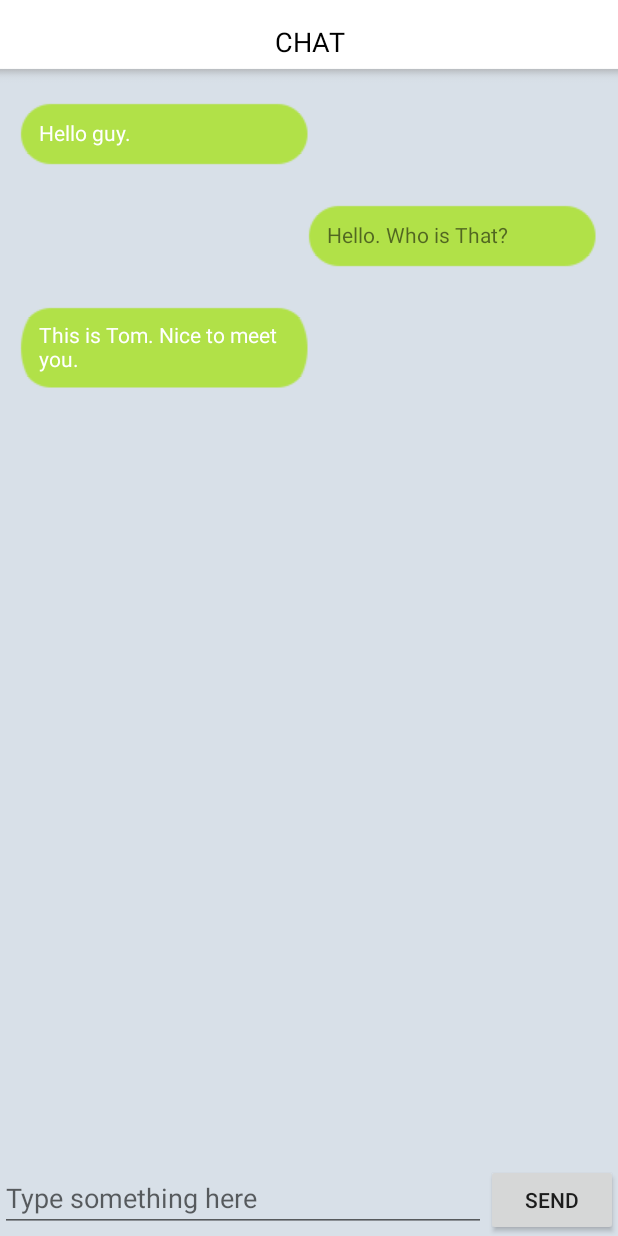
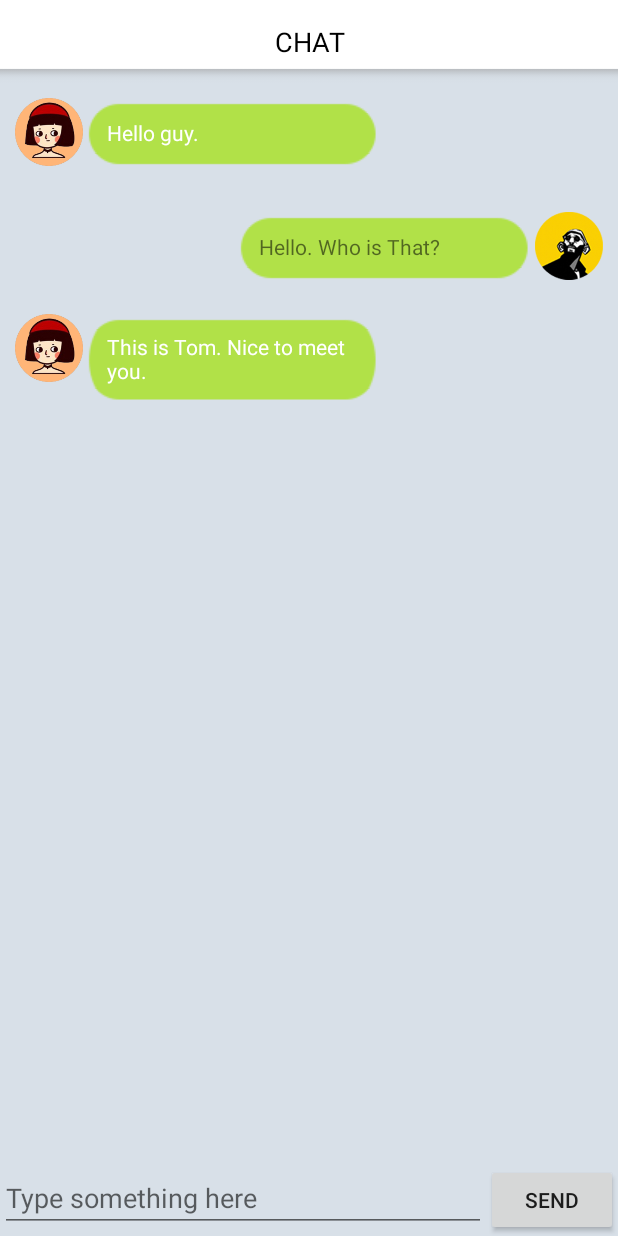
Before and after one commit to BookCrossingTeam/BookCrossingAPP, an Android app: the FriendChatActivity screen opened directly, with no data from a screen before it, on a phone screen of 412 x 824 dp. Run offline under Robolectric (Android 15) with nearby library versions, the light colour scheme and no system bars.

Commit message:
聊天界面添加了两方的头像
但是没有做intent传值，目前的想法是：在点击启动FriendChatActivity时候，intent传递选中朋友用户的id和当前用户的id，分别到数据库获取他们的头像
关于聊天记录问题的处理仍待解决、、

```diff
--- a/app/src/main/res/layout/friend_chat_item.xml
+++ b/app/src/main/res/layout/friend_chat_item.xml
@@ -5,13 +5,24 @@
     android:layout_width="match_parent"
     android:layout_height="wrap_content"
     android:padding="10dp">
-
     <LinearLayout
         android:id="@+id/left_layout"
+        android:layout_width="wrap_content"
+        android:layout_height="wrap_content"
+        android:layout_gravity="left">
+
+        <ImageView
+            android:id="@+id/friend_item_people1"
+            android:layout_width="45dp"
+            android:layout_height="45dp"
+
+            android:src="@drawable/friend_chat_people1"/>
+        <LinearLayout
+
             android:layout_width="200dp"
             android:layout_height="wrap_content"
-        android:layout_gravity="left"
             android:background="@drawable/talk">
+
             <TextView
                 android:id="@+id/left_msg"
                 android:layout_width="wrap_content"
@@ -21,11 +32,18 @@
                 android:textColor="#fff"/>
         </LinearLayout>
 
+    </LinearLayout>
+
     <LinearLayout
         android:id="@+id/right_layout"
+        android:layout_width="wrap_content"
+        android:layout_height="wrap_content"
+        android:layout_marginTop="8dp"
+        android:layout_gravity="right">
+
+        <LinearLayout
             android:layout_width="200dp"
             android:layout_height="wrap_content"
-        android:layout_gravity="right"
             android:background="@drawable/talk">
 
             <TextView
@@ -33,8 +51,13 @@
                 android:layout_width="wrap_content"
                 android:layout_height="wrap_content"
                 android:layout_gravity="center"
-            android:layout_margin="2dp"/>
-
+                android:layout_margin="2dp" />
+        </LinearLayout>
+        <ImageView
+            android:id="@+id/friend_item_people2"
+            android:layout_width="45dp"
+            android:layout_height="45dp"
+            android:src="@drawable/friend_chat_people2" />
     </LinearLayout>
 
 </LinearLayout>
```
Also changed, not shown: app/src/main/res/drawable/friend_chat_people1.png (added), app/src/main/res/drawable/friend_chat_people2.png (added). Lines whose indentation alone changed are shown as unchanged.
